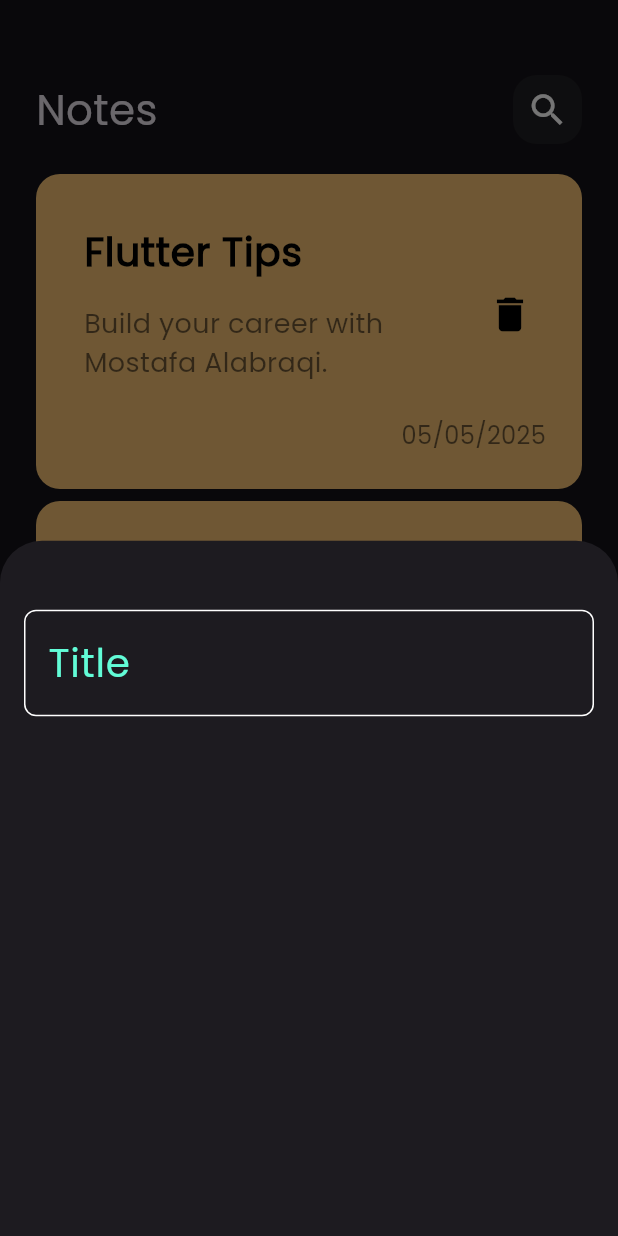
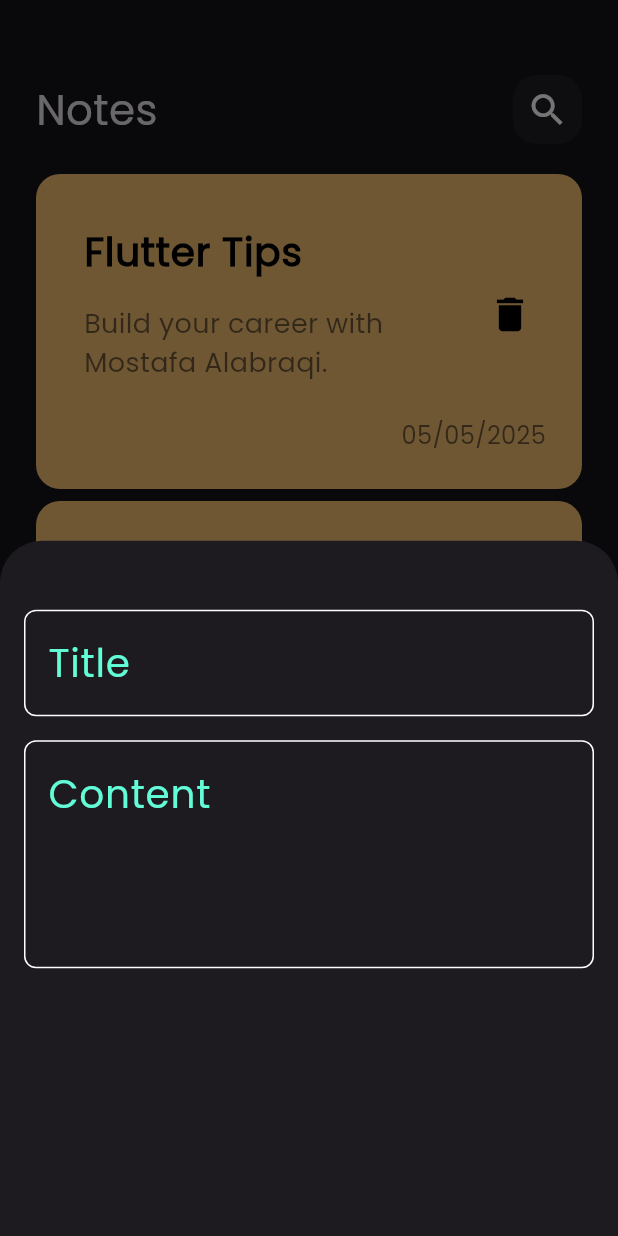
Before and after one commit to Mostafa2alabraqi/notes_app, a Flutter app: the screen it shows after launch, after a tap on the "add" icon, on a phone screen of 412 x 824 dp. Run offline on Flutter 3.47's test engine with Material 3 defaults, Android fonts, the phone set to English and light mode, and no system bars.

Commit message:
add fileds to bottom sheet

```diff
--- a/lib/views/widgets/add_note_bottom_sheet.dart
+++ b/lib/views/widgets/add_note_bottom_sheet.dart
@@ -12,7 +12,12 @@ class AddNoteBottomSheet extends StatelessWidget {
         children: [
           SizedBox(height: 46,),
           CustomTextFiled(
-
+            hint: 'Title',
+          ),
+          SizedBox(height: 16,),
+          CustomTextFiled(
+            hint: 'Content',
+            maxLines: 5,
           ),
         ],
       ),
--- a/lib/views/widgets/custom_text_filed.dart
+++ b/lib/views/widgets/custom_text_filed.dart
@@ -2,17 +2,21 @@ import 'package:flutter/material.dart';
 import 'package:notes_app/constants.dart';
 
 class CustomTextFiled extends StatelessWidget {
-  const CustomTextFiled({super.key});
+  const CustomTextFiled({required this.hint, this.maxLines = 1 ,super.key});
+
+  final String hint;
+  final int maxLines;
 
   @override
   Widget build(BuildContext context) {
     return  TextField(
+      maxLines: maxLines,
       cursorColor: kPrimaryColor,
       decoration: InputDecoration(
         border: buildBorder(),
         enabledBorder: buildBorder(),
         focusedBorder: buildBorder(kPrimaryColor),
-        hintText: 'Title',
+        hintText: hint,
         hintStyle: TextStyle(
           color: kPrimaryColor,
           fontSize: 26,
```
